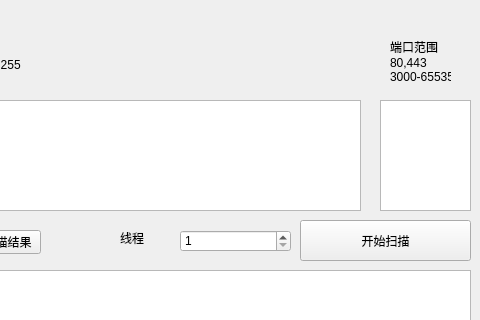
wuwenfengmi1998/tcp_ip_scan, file ip_sacaner/widget.ui: the form before one commit; both pictures show x 120 to 600 and y 0 to 320 of the 600 by 500 pixel window.
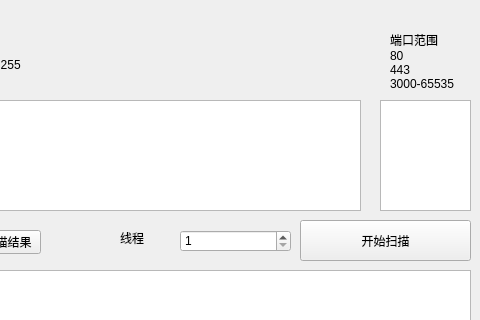
The form after the commit.

What changed in the file:
```diff
--- a/ip_sacaner/widget.ui
+++ b/ip_sacaner/widget.ui
@@ -40,13 +40,14 @@
     <rect>
      <x>510</x>
      <y>30</y>
-     <width>61</width>
+     <width>71</width>
      <height>61</height>
     </rect>
    </property>
    <property name="text">
     <string>端口范围
-80,443
+80
+443
 3000-65535</string>
    </property>
   </widget>
```
